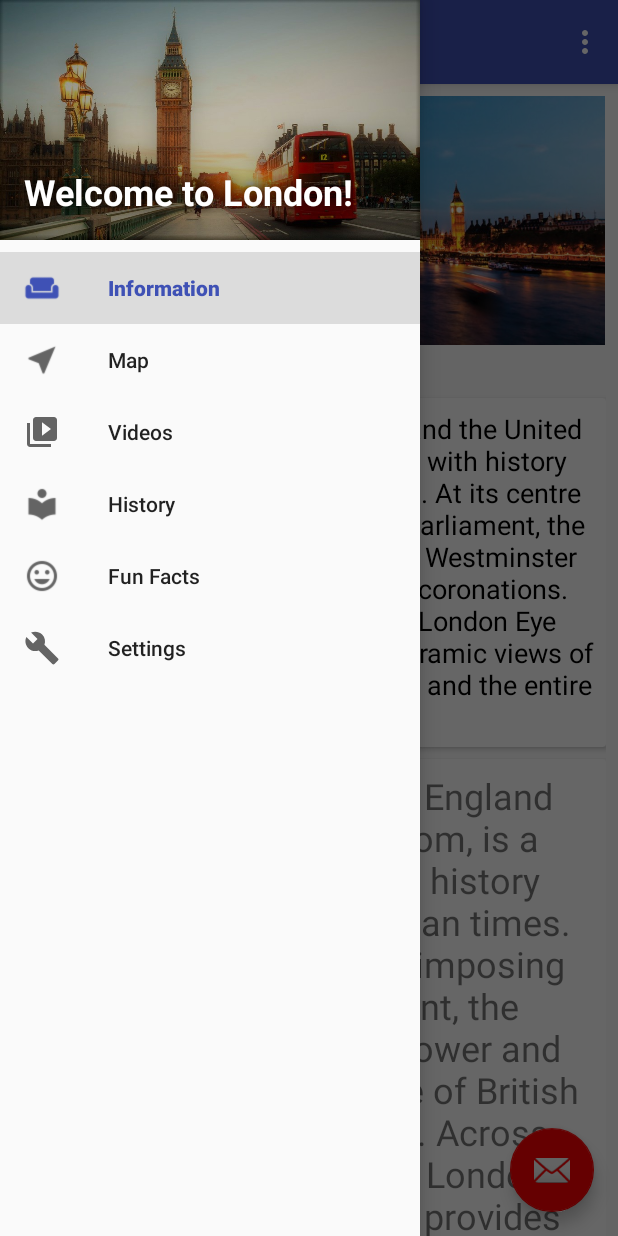
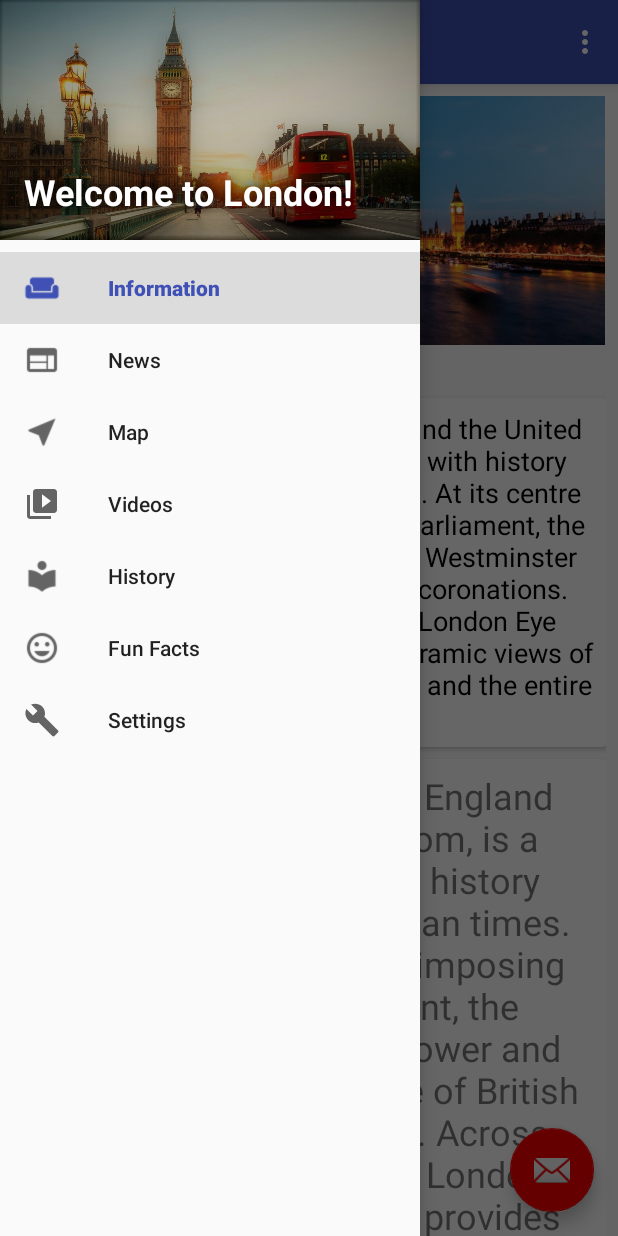
Before and after one commit to NikolaTT/INF397LondonTourGuide, an Android app: the screen it shows after launch (MainActivity), with the side drawer open, on a phone screen of 412 x 824 dp. Run offline under Robolectric (Android 15) with nearby library versions, the phone set to English and light mode, and no system bars.

Commit message:
added news template

```diff
--- a/app/src/main/res/menu/activity_main_drawer.xml
+++ b/app/src/main/res/menu/activity_main_drawer.xml
@@ -6,6 +6,10 @@
             android:id="@+id/nav_information"
             android:icon="@drawable/ic_weekend_black_24dp"
             android:title="@string/nav_menu_information_option" />
+        <item
+            android:id="@+id/nav_news"
+            android:icon="@drawable/ic_web_black_24dp"
+            android:title="News" />
         <item
             android:id="@+id/nav_map"
             android:icon="@drawable/ic_near_me_black_24dp"
@@ -23,7 +27,7 @@
             android:icon="@drawable/ic_tag_faces_black_24dp"
             android:title="Fun Facts" />
 
-        />
+
         </group>
     <group>
         <item
```
Also changed, not shown: app/src/main/java/aubg/edu/londontourguide/MainActivity.java (+10 -1 lines), app/src/main/java/aubg/edu/londontourguide/NewsFragment.java (added, +27 -0 lines), app/src/main/res/layout/fragment_news.xml (added, +13 -0 lines), app/src/main/res/drawable-v21/ic_web_black_24dp.png (added), 1 other file.
